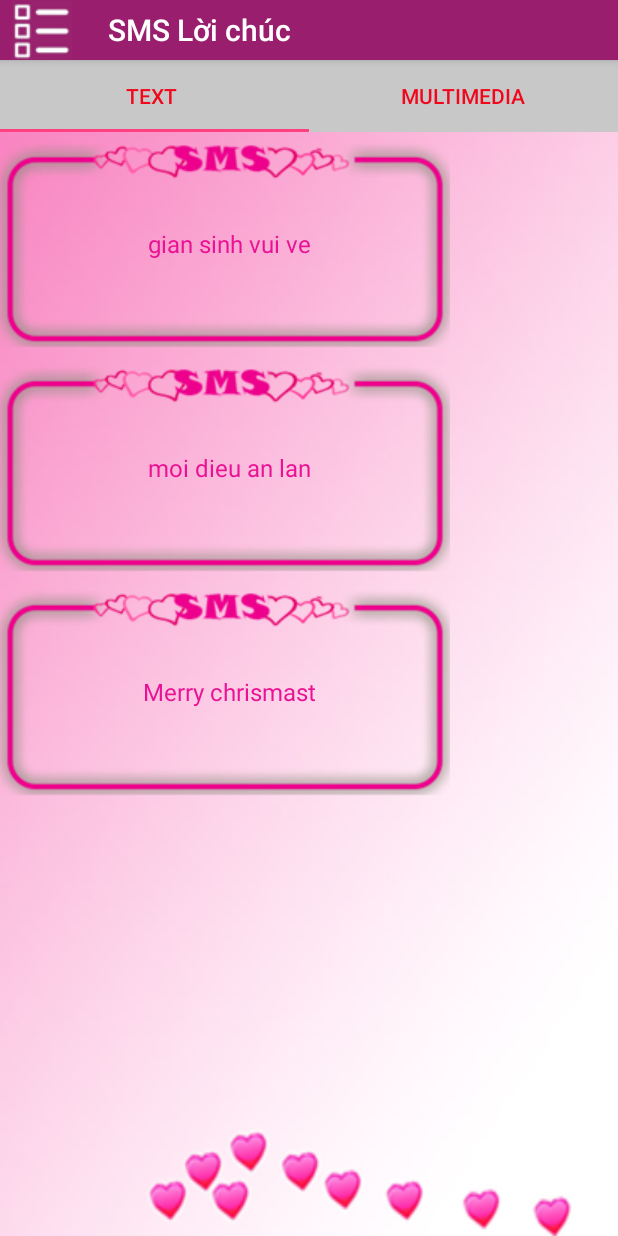
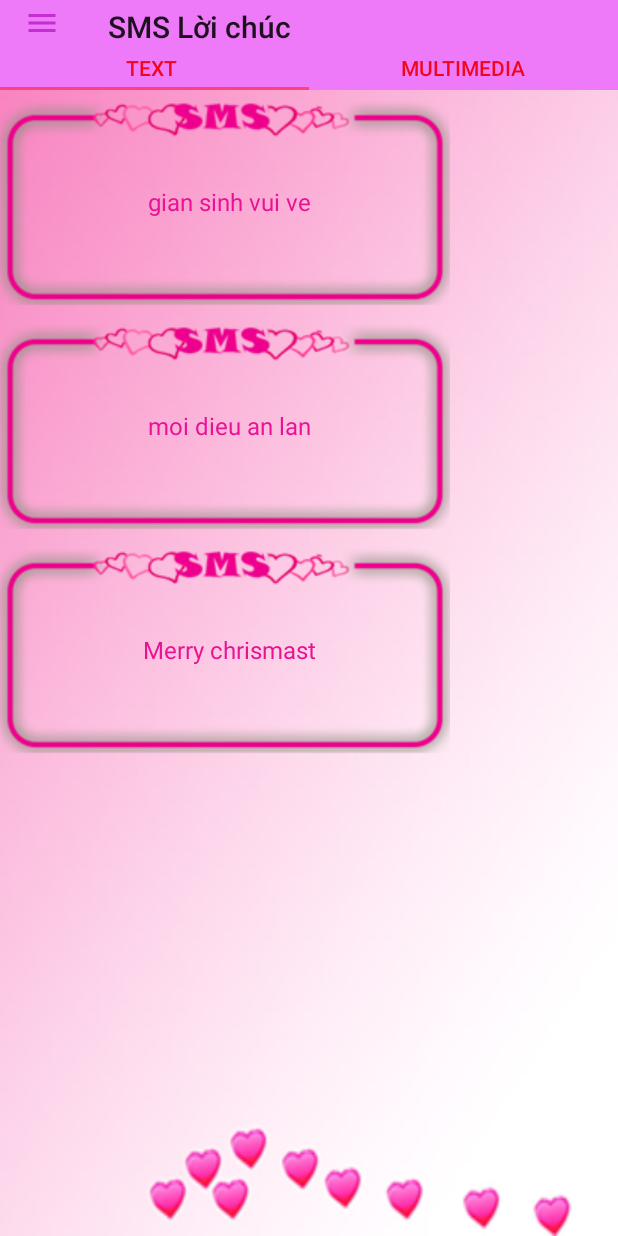
Before and after one commit to hailoan/Loichuc, an Android app: the screen it shows after launch (Main2_), after a tap on an icon or button, on a phone screen of 412 x 824 dp. Run offline under Robolectric (Android 15) with nearby library versions, the phone set to English and light mode, and no system bars; 1 statement that could not run was skipped.

Commit message:
Add ToolBar

```diff
--- a/app/src/main/java/android/hailoan/devpro/app_loichuc/Main2_.java
+++ b/app/src/main/java/android/hailoan/devpro/app_loichuc/Main2_.java
@@ -9,6 +9,7 @@ import android.support.v4.app.FragmentManager;
 import android.support.v4.view.ViewPager;
 import android.support.v4.widget.DrawerLayout;
 import android.support.v7.app.AppCompatActivity;
+import android.support.v7.widget.Toolbar;
 import android.view.MenuItem;
 import android.view.View;
 import android.widget.AdapterView;
@@ -28,9 +29,11 @@ public class Main2_ extends AppCompatActivity {
     protected void onCreate(Bundle savedInstanceState) {
         super.onCreate(savedInstanceState);
         setContentView(R.layout.activity_main2_);
+        Toolbar toolbar = (Toolbar) findViewById(R.id.toolbar);
+        setSupportActionBar(toolbar);
+        toolbar.setNavigationIcon(R.drawable.ic_menu_black_24dp);
+
         values = (int) getIntent().getExtras().getSerializable("K");
-        getSupportActionBar().setDisplayHomeAsUpEnabled(true);
-        getSupportActionBar().setHomeAsUpIndicator(R.drawable.list_view);
         createDrawer();
         createViewPager();
     }
@@ -69,6 +72,7 @@ public class Main2_ extends AppCompatActivity {
         return super.onOptionsItemSelected(item);
     }
 
+
     public void createViewPager() {
         pager = (ViewPager) findViewById(R.id.view_pager);
         tabLayout = (TabLayout) findViewById(R.id.tab_layout);
@@ -79,8 +83,6 @@ public class Main2_ extends AppCompatActivity {
         pager.addOnPageChangeListener(new TabLayout.TabLayoutOnPageChangeListener(tabLayout));
         tabLayout.setTabsFromPagerAdapter(adapter);
     }
-
-
 
 
     public ArrayList<item_RC_LV> getdata() {
--- a/app/src/main/java/android/hailoan/devpro/app_loichuc/MainActivity.java
+++ b/app/src/main/java/android/hailoan/devpro/app_loichuc/MainActivity.java
@@ -1,20 +1,16 @@
 package android.hailoan.devpro.app_loichuc;
 
 import android.content.Intent;
+import android.os.Bundle;
 import android.support.v7.app.AppCompatActivity;
-import android.os.Bundle;
 import android.view.View;
 import android.widget.ImageView;
-import android.widget.LinearLayout;
-import android.widget.ScrollView;
-import android.widget.Toast;
 
 public class MainActivity extends AppCompatActivity implements View.OnClickListener {
     private ImageView noel;
     private ImageView valentine;
     private ImageView sinhnhat;
     private ImageView nammoi;
-
     private ImageView phunuvn;
     @Override
     protected void onCreate(Bundle savedInstanceState) {
--- /dev/null
+++ b/app/src/main/res/drawable/ic_menu_black_24dp.xml
@@ -0,0 +1,9 @@
+<vector xmlns:android="http://schemas.android.com/apk/res/android"
+        android:width="24dp"
+        android:height="24dp"
+        android:viewportWidth="24.0"
+        android:viewportHeight="24.0">
+    <path
+        android:fillColor="#C42ED1"
+        android:pathData="M3,18h18v-2L3,16v2zM3,13h18v-2L3,11v2zM3,6v2h18L21,6L3,6z"/>
+</vector>
--- a/app/src/main/res/layout/activity_main2_.xml
+++ b/app/src/main/res/layout/activity_main2_.xml
@@ -15,12 +15,22 @@
             android:layout_height="match_parent"
             xmlns:app="http://schemas.android.com/apk/res-auto"
             tools:context=".MainActivity">
+
+            <android.support.v7.widget.Toolbar
+                xmlns:android="http://schemas.android.com/apk/res/android"
+                android:id="@+id/toolbar"
+                android:layout_width="match_parent"
+                android:layout_height="30dp"
+                android:background="#ee79f9"
+                android:minHeight="?attr/actionBarSize" >
+            </android.support.v7.widget.Toolbar>
+
             <android.support.design.widget.TabLayout
-                android:background="#c8c8c9"
-                android:layout_alignParentTop="true"
+                android:layout_below="@+id/toolbar"
+                android:background="#ee79f9"
                 android:id="@+id/tab_layout"
                 android:layout_width="match_parent"
-                android:layout_height="48dp"
+                android:layout_height="30dp"
                 app:tabSelectedTextColor="#f1071b"
                 app:tabTextColor="#f1071b"
                 >
--- a/app/src/main/res/layout/item_rc_view.xml
+++ b/app/src/main/res/layout/item_rc_view.xml
@@ -8,6 +8,6 @@
     android:layout_width="match_parent"
     android:layout_height="wrap_content"
     android:paddingLeft="5dp"
-    android:text="Hai loan\ncinf \ndeje\nghe">
+    android:text="cinf \ndeje\nghe">
 
 </TextView>
--- a/app/src/main/res/values/styles.xml
+++ b/app/src/main/res/values/styles.xml
@@ -1,7 +1,7 @@
 <resources>
 
     <!-- Base application theme. -->
-    <style name="AppTheme" parent="Theme.AppCompat.Light.DarkActionBar">
+    <style name="AppTheme" parent="Theme.AppCompat.Light.NoActionBar">
         <!-- Customize your theme here. -->
         <item name="colorPrimary">@color/colorPrimary</item>
         <item name="colorPrimaryDark">@color/colorPrimaryDark</item>
```
